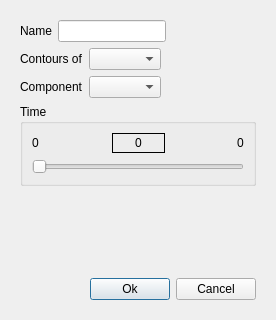
Before: the Qt Designer form baramFlow/view/results/visual_reports/contour_dialog.ui in nextfoam/baram, drawn with Qt 5.
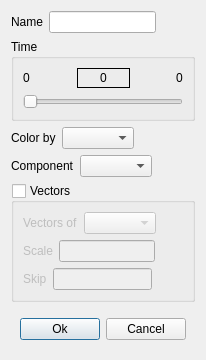
After: the same form once the commit is applied. Custom widgets are drawn as their Qt base class.

Commit message: vector is shown

What changed in the file:
```diff
--- a/baramFlow/view/results/visual_reports/contour_dialog.ui
+++ b/baramFlow/view/results/visual_reports/contour_dialog.ui
@@ -6,8 +6,8 @@
    <rect>
     <x>0</x>
     <y>0</y>
-    <width>276</width>
-    <height>320</height>
+    <width>198</width>
+    <height>360</height>
    </rect>
   </property>
   <property name="windowTitle">
@@ -17,6 +17,18 @@
    <item>
     <widget class="QWidget" name="widget" native="true">
      <layout class="QVBoxLayout" name="verticalLayout_3">
+      <property name="leftMargin">
+       <number>0</number>
+      </property>
+      <property name="topMargin">
+       <number>0</number>
+      </property>
+      <property name="rightMargin">
+       <number>0</number>
+      </property>
+      <property name="bottomMargin">
+       <number>0</number>
+      </property>
       <item>
        <widget class="QWidget" name="widget_2" native="true">
         <layout class="QHBoxLayout" name="horizontalLayout">
@@ -58,88 +70,6 @@
         </layout>
        </widget>
       </item>
-      <item>
-       <widget class="QWidget" name="widget_3" native="true">
-        <layout class="QHBoxLayout" name="horizontalLayout_2">
-         <property name="leftMargin">
-          <number>0</number>
-         </property>
-         <property name="topMargin">
-          <number>0</number>
-         </property>
-         <property name="rightMargin">
-          <number>0</number>
-         </property>
-         <property name="bottomMargin">
-          <number>0</number>
-         </property>
-         <item>
-          <widget class="QLabel" name="label_2">
-           <property name="text">
-            <string>Contours of</string>
-           </property>
-          </widget>
-         </item>
-         <item>
-          <widget class="PythonComboBox" name="field"/>
-         </item>
-         <item>
-          <spacer name="horizontalSpacer_6">
-           <property name="orientation">
-            <enum>Qt::Horizontal</enum>
-           </property>
-           <property name="sizeHint" stdset="0">
-            <size>
-             <width>40</width>
-             <height>20</height>
-            </size>
-           </property>
-          </spacer>
-         </item>
-        </layout>
-       </widget>
-      </item>
-      <item>
-       <widget class="QWidget" name="widget_5" native="true">
-        <layout class="QHBoxLayout" name="horizontalLayout_3">
-         <property name="leftMargin">
-          <number>0</number>
-         </property>
-         <property name="topMargin">
-          <number>0</number>
-         </property>
-         <property name="rightMargin">
-          <number>0</number>
-         </property>
-         <property name="bottomMargin">
-          <number>0</number>
-         </property>
-         <item>
-          <widget class="QLabel" name="label_3">
-           <property name="text">
-            <string>Component</string>
-           </property>
-          </widget>
-         </item>
-         <item>
-          <widget class="VectorComponentComboBox" name="vectorComponent"/>
-         </item>
-         <item>
-          <spacer name="horizontalSpacer_8">
-           <property name="orientation">
-            <enum>Qt::Horizontal</enum>
-           </property>
-           <property name="sizeHint" stdset="0">
-            <size>
-             <width>40</width>
-             <height>20</height>
-            </size>
-           </property>
-          </spacer>
-         </item>
-        </layout>
-       </widget>
-      </item>
       <item>
        <widget class="QGroupBox" name="groupBox">
         <property name="title">
@@ -245,6 +175,226 @@
         </layout>
        </widget>
       </item>
+      <item>
+       <widget class="QWidget" name="widget_3" native="true">
+        <layout class="QHBoxLayout" name="horizontalLayout_2">
+         <property name="leftMargin">
+          <number>0</number>
+         </property>
+         <property name="topMargin">
+          <number>0</number>
+         </property>
+         <property name="rightMargin">
+          <number>0</number>
+         </property>
+         <property name="bottomMargin">
+          <number>0</number>
+         </property>
+         <item>
+          <widget class="QLabel" name="label_2">
+           <property name="text">
+            <string>Color by</string>
+           </property>
+          </widget>
+         </item>
+         <item>
+          <widget class="PythonComboBox" name="field"/>
+         </item>
+         <item>
+          <spacer name="horizontalSpacer_6">
+           <property name="orientation">
+            <enum>Qt::Horizontal</enum>
+           </property>
+           <property name="sizeHint" stdset="0">
+            <size>
+             <width>40</width>
+             <height>20</height>
+            </size>
+           </property>
+          </spacer>
+         </item>
+        </layout>
+       </widget>
+      </item>
+      <item>
+       <widget class="QWidget" name="widget_5" native="true">
+        <layout class="QHBoxLayout" name="horizontalLayout_3">
+         <property name="leftMargin">
+          <number>0</number>
+         </property>
+         <property name="topMargin">
+          <number>0</number>
+         </property>
+         <property name="rightMargin">
+          <number>0</number>
+         </property>
+         <property name="bottomMargin">
+          <number>0</number>
+         </property>
+         <item>
+          <widget class="QLabel" name="label_3">
+           <property name="text">
+            <string>Component</string>
+           </property>
+          </widget>
+         </item>
+         <item>
+          <widget class="VectorComponentComboBox" name="fieldComponent"/>
+         </item>
+         <item>
+          <spacer name="horizontalSpacer_8">
+           <property name="orientation">
+            <enum>Qt::Horizontal</enum>
+           </property>
+           <property name="sizeHint" stdset="0">
+            <size>
+             <width>40</width>
+             <height>20</height>
+            </size>
+           </property>
+          </spacer>
+         </item>
+        </layout>
+       </widget>
+      </item>
+      <item>
+       <widget class="QGroupBox" name="includeVectors">
+        <property name="title">
+         <string>Vectors</string>
+        </property>
+        <property name="checkable">
+         <bool>true</bool>
+        </property>
+        <property name="checked">
+         <bool>false</bool>
+        </property>
+        <layout class="QVBoxLayout" name="verticalLayout_4">
+         <item>
+          <widget class="QWidget" name="widget_6" native="true">
+           <layout class="QHBoxLayout" name="horizontalLayout_4">
+            <property name="leftMargin">
+             <number>0</number>
+            </property>
+            <property name="topMargin">
+             <number>0</number>
+            </property>
+            <property name="rightMargin">
+             <number>0</number>
+            </property>
+            <property name="bottomMargin">
+             <number>0</number>
+            </property>
+            <item>
+             <widget class="QLabel" name="label_4">
+              <property name="text">
+               <string>Vectors of</string>
+              </property>
+             </widget>
+            </item>
+            <item>
+             <widget class="QComboBox" name="vectorField"/>
+            </item>
+            <item>
+             <spacer name="horizontalSpacer">
+              <property name="orientation">
+               <enum>Qt::Horizontal</enum>
+              </property>
+              <property name="sizeHint" stdset="0">
+               <size>
+                <width>111</width>
+                <height>20</height>
+               </size>
+              </property>
+             </spacer>
+            </item>
+           </layout>
+          </widget>
+         </item>
+         <item>
+          <widget class="QWidget" name="widget_7" native="true">
+           <layout class="QHBoxLayout" name="horizontalLayout_5">
+            <property name="leftMargin">
+             <number>0</number>
+            </property>
+            <property name="topMargin">
+             <number>0</number>
+            </property>
+            <property name="rightMargin">
+             <number>0</number>
+            </property>
+            <property name="bottomMargin">
+             <number>0</number>
+            </property>
+            <item>
+             <widget class="QLabel" name="label_5">
+              <property name="text">
+               <string>Scale</string>
+              </property>
+             </widget>
+            </item>
+            <item>
+             <widget class="QLineEdit" name="scaleFactor"/>
+            </item>
+            <item>
+             <spacer name="horizontalSpacer_2">
+              <property name="orientation">
+               <enum>Qt::Horizontal</enum>
+              </property>
+              <property name="sizeHint" stdset="0">
+               <size>
+                <width>40</width>
+                <height>20</height>
+               </size>
+              </property>
+             </spacer>
+            </item>
+           </layout>
+          </widget>
+         </item>
+         <item>
+          <widget class="QWidget" name="widget_8" native="true">
+           <layout class="QHBoxLayout" name="horizontalLayout_6">
+            <property name="leftMargin">
+             <number>0</number>
+            </property>
+            <property name="topMargin">
+             <number>0</number>
+            </property>
+            <property name="rightMargin">
+             <number>0</number>
+            </property>
+            <property name="bottomMargin">
+             <number>0</number>
+            </property>
+            <item>
+             <widget class="QLabel" name="label_6">
+              <property name="text">
+               <string>Skip</string>
+              </property>
+             </widget>
+            </item>
+            <item>
+             <widget class="QLineEdit" name="skip"/>
+            </item>
+            <item>
+             <spacer name="horizontalSpacer_9">
+              <property name="orientation">
+               <enum>Qt::Horizontal</enum>
+              </property>
+              <property name="sizeHint" stdset="0">
+               <size>
+                <width>40</width>
+                <height>20</height>
+               </size>
+              </property>
+             </spacer>
+            </item>
+           </layout>
+          </widget>
+         </item>
+        </layout>
+       </widget>
+      </item>
      </layout>
     </widget>
    </item>
```
The commit also changes 8 other files.
